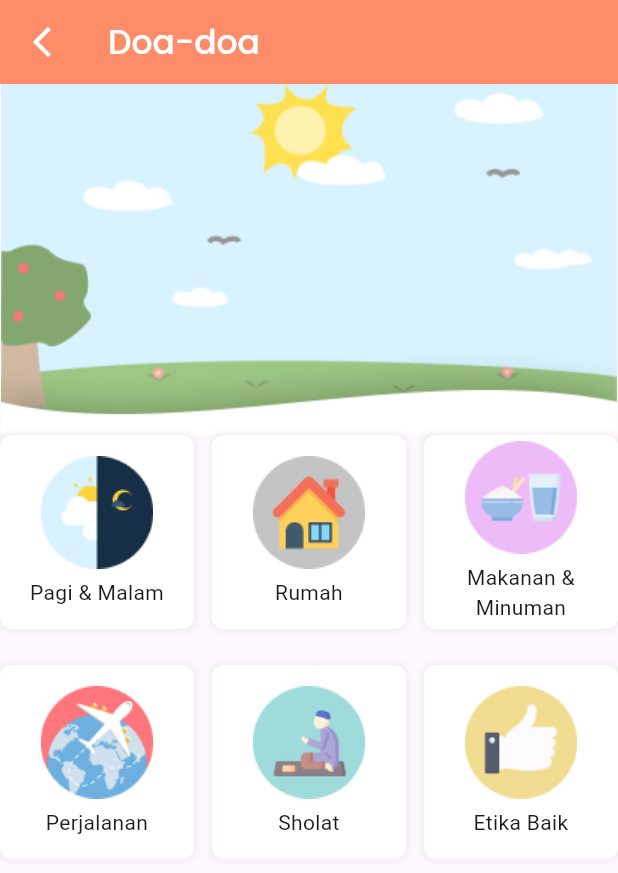
After one commit to hafizsiregar/Bitaqwa-v2, a Flutter app: the screen it shows after launch, after a tap on "Doa-doa", on a phone screen of 412 x 824 dp. The commit adds this screen. Shown: the top 873 px of the screen. Run offline on Flutter 3.47's test engine with Material 3 defaults, Android fonts, the phone set to English and light mode, and no system bars; Roboto replaces fonts that are missing (PoopinsMedium).

Commit message:
add: doa screen

```diff
--- a/lib/main.dart
+++ b/lib/main.dart
@@ -1,4 +1,5 @@
 import 'package:bitaqwa/presentation/screen/dashboard_screen.dart';
+import 'package:bitaqwa/presentation/screen/doa_screen.dart';
 import 'package:flutter/material.dart';
 
 void main() {
@@ -15,7 +16,10 @@ class MyApp extends StatelessWidget {
         colorScheme: ColorScheme.fromSeed(seedColor: Colors.deepPurple),
         useMaterial3: true,
       ),
-      home: const DashboardScreen(),
+      routes: {
+        '/': (context) => const DashboardScreen(),
+        'doa': (context) => const DoaScreen()
+      },
     );
   }
 }
--- a/lib/presentation/screen/dashboard_screen.dart
+++ b/lib/presentation/screen/dashboard_screen.dart
@@ -1,5 +1,6 @@
 import 'package:bitaqwa/utils/color_constant.dart';
 import 'package:flutter/material.dart';
+import 'package:flutter/widgets.dart';
 
 class DashboardScreen extends StatelessWidget {
   const DashboardScreen({super.key});
@@ -102,7 +103,11 @@ class DashboardScreen extends StatelessWidget {
           scrollDirection: Axis.horizontal,
           child: Row(
             children: [
-              Column(
+              GestureDetector(
+                onTap: () {
+                  Navigator.pushNamed(context, 'doa');
+                },
+                child: Column(
                   children: [
                     Image.asset(
                       'assets/images/ic_menu_doa.png',
@@ -115,6 +120,7 @@ class DashboardScreen extends StatelessWidget {
                       ),
                     ),
                   ],
+                ),
               ),
               const SizedBox(
                 width: 12,
--- /dev/null
+++ b/lib/presentation/screen/doa_screen.dart
@@ -0,0 +1,72 @@
+import 'package:bitaqwa/presentation/widgets/card_doa.dart';
+import 'package:bitaqwa/utils/color_constant.dart';
+import 'package:flutter/material.dart';
+
+class DoaScreen extends StatelessWidget {
+  const DoaScreen({super.key});
+
+  @override
+  Widget build(BuildContext context) {
+    return Scaffold(
+      appBar: AppBar(
+        backgroundColor: ColorConstant.colorPrimary,
+        title: Text(
+          'Doa-doa',
+          style: TextStyle(
+            color: ColorConstant.colorWhite,
+            fontFamily: "PoppinsMedium",
+          ),
+        ),
+        leading: IconButton(
+          icon: Icon(
+            Icons.arrow_back_ios_new_outlined,
+            color: ColorConstant.colorWhite,
+          ),
+          onPressed: () {
+            Navigator.pop(context);
+          },
+        ),
+      ),
+      body: Column(
+        children: [
+          Image.asset(
+            'assets/images/bg_header_doa.png',
+          ),
+          Expanded(
+            child: GridView.count(
+              crossAxisSpacing: 12,
+              mainAxisSpacing: 24,
+              crossAxisCount: 3,
+              children: const [
+                CardDoa(
+                  image: 'assets/images/ic_doa_pagi_malam.png',
+                  title: "Pagi & Malam",
+                ),
+                CardDoa(
+                  image: 'assets/images/ic_doa_rumah.png',
+                  title: "Rumah",
+                ),
+                CardDoa(
+                  image: 'assets/images/ic_doa_makanan_minuman.png',
+                  title: "Makanan & Minuman",
+                ),
+                CardDoa(
+                  image: 'assets/images/ic_doa_perjalanan.png',
+                  title: "Perjalanan",
+                ),
+                CardDoa(
+                  image: 'assets/images/ic_doa_sholat.png',
+                  title: "Sholat",
+                ),
+                CardDoa(
+                  image: 'assets/images/ic_doa_etika_baik.png',
+                  title: "Etika Baik",
+                ),
+              ],
+            ),
+          )
+        ],
+      ),
+    );
+  }
+}
--- /dev/null
+++ b/lib/presentation/widgets/card_doa.dart
@@ -0,0 +1,40 @@
+import 'package:bitaqwa/utils/color_constant.dart';
+import 'package:flutter/material.dart';
+
+class CardDoa extends StatelessWidget {
+  final String image;
+  final String title;
+  const CardDoa({required this.image, required this.title, super.key});
+
+  @override
+  Widget build(BuildContext context) {
+    return Container(
+      // padding: const EdgeInsets.all(16),
+      decoration: BoxDecoration(
+        borderRadius: BorderRadius.circular(8),
+        color: ColorConstant.colorWhite,
+        boxShadow: [
+          BoxShadow(
+            color: Colors.grey[200]!,
+            blurRadius: 3.0,
+            spreadRadius: 1.0,
+          )
+        ],
+      ),
+      child: Column(
+        mainAxisAlignment: MainAxisAlignment.center,
+        children: [
+          Image.asset(
+            image,
+          ),
+          const SizedBox(height: 6),
+          Text(
+            title,
+            textAlign: TextAlign.center,
+            style: const TextStyle(fontFamily: "PoopinsMedium"),
+          ),
+        ],
+      ),
+    );
+  }
+}
```
Lines whose indentation alone changed are shown as unchanged.
